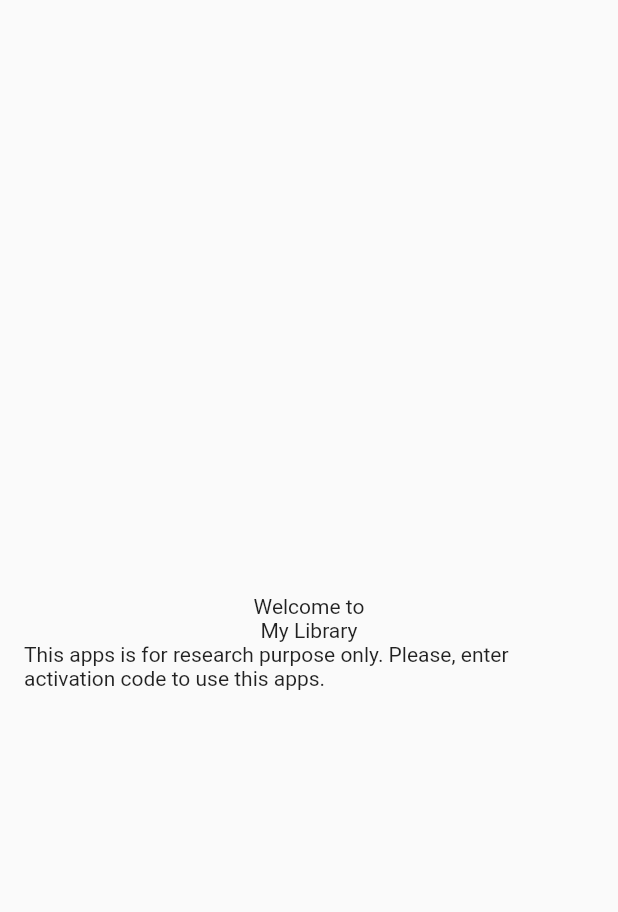
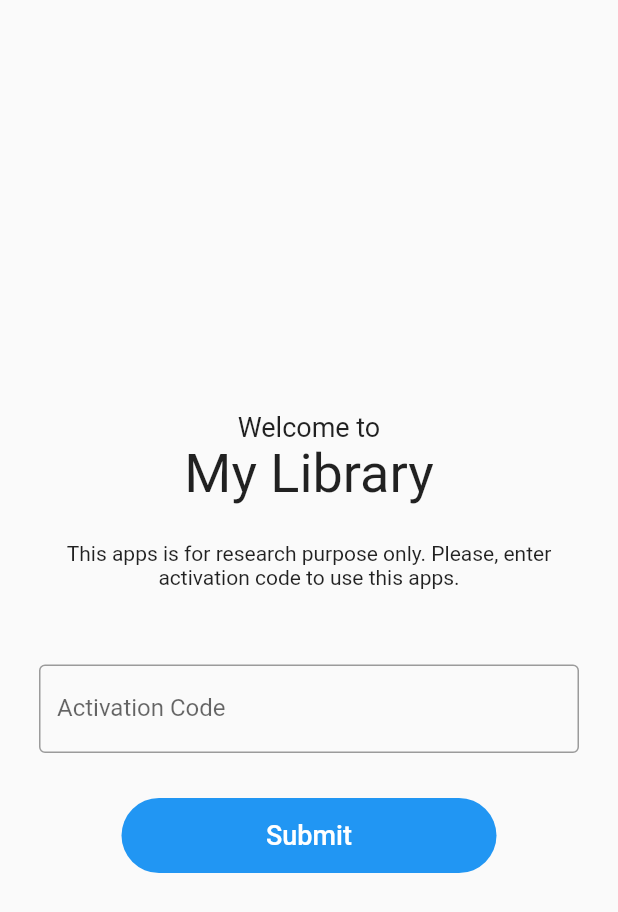
Before and after one commit to idoalit/flutter-my-library, a Flutter app: the screen it shows after launch, on a phone screen of 412 x 824 dp. Shown: the top 912 px of the screen. Run offline on Flutter 3.47's test engine with Material 2 defaults, Android fonts, the phone set to English and light mode, and no system bars; our stand-ins replace cached_network_image, flutter_conditional_rendering, flutter_tags, fluttertoast, permission_handler, shared_preferences and 1 more; missing offline and left inert: flutter_downloader, flutter_plugin_pdf_viewer, xml2json; accounts and stored records are empty.

Commit message:
Add: activation page functionality

```diff
--- a/lib/main.dart
+++ b/lib/main.dart
@@ -2,6 +2,7 @@
 // Use of this source code is governed by a BSD-style license that can be
 // found in the LICENSE file.
 
+import 'package:bibliography/helpers/StatefulWrapper.dart';
 import 'package:bibliography/helpers/dbhelper.dart';
 import 'package:bibliography/models/biblio.dart';
 import 'package:bibliography/models/server.dart';
@@ -16,6 +17,7 @@ import 'package:bibliography/view_model/server_view_model.dart';
 import 'package:flutter/material.dart';
 import 'package:flutter_downloader/flutter_downloader.dart';
 import 'package:provider/provider.dart';
+import 'package:shared_preferences/shared_preferences.dart';
 
 import 'view_model/router.dart';
 
@@ -64,10 +66,23 @@ class MyHomePage extends StatelessWidget {
     Server pageServer = Server();
     Home pageHome = Home();
 
-    // jika belum melakukan aktivasi akan diarahkan untuk melakukan aktivasi terlebih dahulu
-    if (true) return Activation();
+    return StatefulWrapper(onInit: () async {
 
-    return Scaffold(
+      final prefs = await SharedPreferences.getInstance();
+      int activation = prefs.getInt('activated') ?? 0;
+
+      print(activation);
+
+      // jika belum melakukan aktivasi akan diarahkan untuk melakukan aktivasi terlebih dahulu
+      if (activation < 1) {
+
+        Navigator.push(context, MaterialPageRoute(builder: (context) {
+          return Activation();
+        }));
+
+      }
+
+    }, child: Scaffold(
       appBar: AppBar(
         title: Consumer<PageRouter>(
           builder: (context, router, child) {
@@ -183,6 +198,6 @@ class MyHomePage extends StatelessWidget {
           ],
         ),
       ),
-    );
+    ));
   }
 }
--- a/lib/ui/Activation.dart
+++ b/lib/ui/Activation.dart
@@ -1,5 +1,11 @@
+import 'dart:convert';
+
+import 'package:bibliography/main.dart';
 import 'package:flutter/cupertino.dart';
 import 'package:flutter/material.dart';
+import 'package:fluttertoast/fluttertoast.dart';
+import 'package:http/http.dart' as http;
+import 'package:shared_preferences/shared_preferences.dart';
 
 class Activation extends StatefulWidget {
   @override
@@ -7,6 +13,9 @@ class Activation extends StatefulWidget {
 }
 
 class ActivationState extends State<Activation> {
+
+  TextEditingController _codeController = TextEditingController();
+
   @override
   Widget build(BuildContext context) {
     return Scaffold(
@@ -16,13 +25,115 @@ class ActivationState extends State<Activation> {
           mainAxisAlignment: MainAxisAlignment.center,
           crossAxisAlignment: CrossAxisAlignment.center,
           children: <Widget>[
-            Text('Welcome to'),
-            Text('My Library'),
-            Text('This apps is for research purpose only. Please, enter activation code to use this apps.')
+            Text('Welcome to', style: TextStyle(fontSize: 18),),
+            Text('My Library', style: TextStyle(fontSize: 36),),
+            Padding(padding: EdgeInsets.only(top: 24.0), child:
+            Text('This apps is for research purpose only. Please, enter activation code to use this apps.', textAlign: TextAlign.center,),),
+            SizedBox(height: 40.0,),
+            Padding(
+              padding: EdgeInsets.all(10),
+              child: TextField(
+                controller: _codeController,
+                decoration: InputDecoration(
+                    border: OutlineInputBorder(),
+                    labelText: 'Activation Code',
+                ),
+              ),
+            ),
+            SizedBox(height: 20.0,),
+            Container(
+              height: 50,
+              width: 250,
+              decoration: BoxDecoration(
+                  color: Colors.blue, borderRadius: BorderRadius.circular(40)),
+              child: FlatButton(
+                onPressed: () async {
+
+                  Code code = await requestActivation(_codeController.text);
+
+                  if(code.status) {
+
+                    Fluttertoast.showToast(
+                        msg: code.message,
+                        toastLength: Toast.LENGTH_SHORT,
+                        gravity: ToastGravity.BOTTOM,
+                        timeInSecForIosWeb: 1,
+                        backgroundColor: Colors.green,
+                        textColor: Colors.white,
+                        fontSize: 16.0
+                    );
+
+                    //save state
+                    // obtain shared preferences
+                    final prefs = await SharedPreferences.getInstance();
+
+                    // set value
+                    prefs.setInt('activated', 1);
+
+                    // redirect to home main page
+                    Navigator.push(context, MaterialPageRoute(builder: (context) {
+                      return MyHomePage();
+                    }));
+
+                  } else {
+
+                    Fluttertoast.showToast(
+                        msg: code.message,
+                        toastLength: Toast.LENGTH_SHORT,
+                        gravity: ToastGravity.BOTTOM,
+                        timeInSecForIosWeb: 1,
+                        backgroundColor: Colors.red,
+                        textColor: Colors.white,
+                        fontSize: 16.0
+                    );
+
+                  }
+
+                },
+                child: Text(
+                  'Submit',
+                  style: TextStyle(color: Colors.white, fontSize: 18),
+                ),
+              ),
+            ),
           ],
 
         ),
       ),
     );
   }
+
+  Future<Code> requestActivation(String code) async {
+    final response = await http.post(
+      Uri.http('192.168.100.4:8000', 'activation'),
+      headers: <String, String>{
+        'Content-Type': 'application/json; charset=UTF-8',
+      },
+      body: jsonEncode(<String, String>{
+        'code': code,
+        'key': 'inihanyarandomstringsaja'
+      }),
+    );
+
+    if (response.statusCode == 200) {
+      // If the server did return a 201 CREATED response,
+      // then parse the JSON.
+      return Code.fromJson(jsonDecode(response.body));
+    } else {
+      // If the server did not return a 201 CREATED response,
+      // then throw an exception.
+      throw Exception('Failed to activation');
+    }
+  }
 }
+
+class Code {
+  final bool status;
+  final String message;
+
+  Code({this.status, this.message});
+
+  factory Code.fromJson(Map<String, dynamic> json) {
+    return Code(status: json['status'], message: json['message']);
+  }
+}
--- a/pubspec.yaml
+++ b/pubspec.yaml
@@ -37,6 +37,7 @@ dependencies:
   fluttertoast:
   cached_network_image:
   double_back_to_close_app:
+  shared_preferences:
 
 dev_dependencies:
   flutter_test:
```
Also changed, not shown: lib/helpers/StatefulWrapper.dart (added, +22 -0 lines), pubspec.lock.
